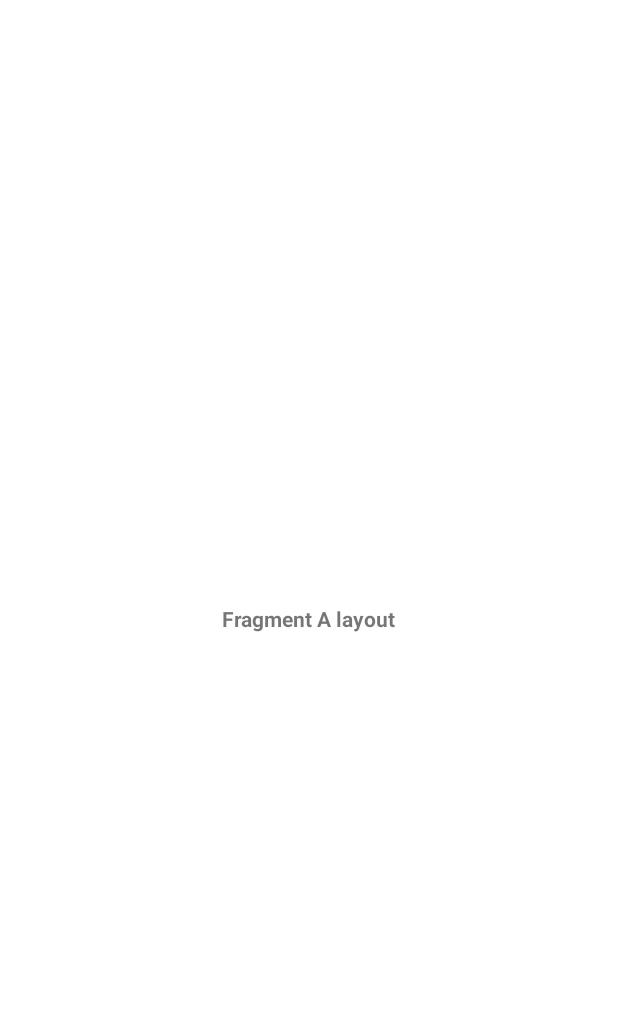
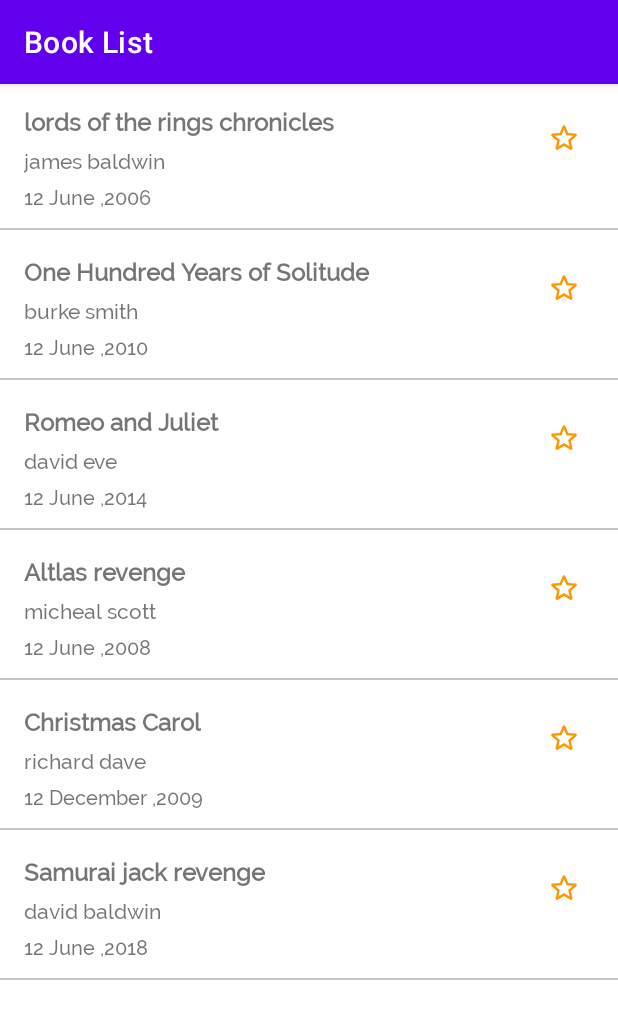
Before and after one commit to oscarnipps/fragments-practice, an Android app: the screen it shows after launch (MainActivity), on a phone screen of 412 x 824 dp. Before the commit the part shown is almost empty. Shown: the top 1019 px of the screen. Run offline under Robolectric (Android 15) with nearby library versions, the phone set to English and light mode, and no system bars; our stand-ins replace data binding.

Commit message:
added recyclerview for list fragment and corresponding listeners

```diff
--- a/app/build.gradle
+++ b/app/build.gradle
@@ -26,6 +26,10 @@ android {
 
         //viewBinding true
     }
+    compileOptions {
+        sourceCompatibility JavaVersion.VERSION_1_8
+        targetCompatibility JavaVersion.VERSION_1_8
+    }
 }
 
 dependencies {
--- a/app/src/main/java/com/example/fragments_practice/Book.java
+++ b/app/src/main/java/com/example/fragments_practice/Book.java
@@ -4,13 +4,17 @@ public class Book {
 
     private String title;
     private String summary;
+    private String author;
     private String publishedDate;
+    private double rating;
     private boolean isFavourite;
 
-    public Book(String title, String summary, String publishedDate, boolean isFavourite) {
+    public Book(String title, String summary, String author, String publishedDate, double rating, boolean isFavourite) {
         this.title = title;
         this.summary = summary;
+        this.author = author;
         this.publishedDate = publishedDate;
+        this.rating = rating;
         this.isFavourite = isFavourite;
     }
 
@@ -30,12 +34,28 @@ public class Book {
         this.summary = summary;
     }
 
+    public String getAuthor() {
+        return author;
+    }
+
+    public void setAuthor(String author) {
+        this.author = author;
+    }
+
     public String getPublishedDate() {
         return publishedDate;
     }
 
     public void setPublishedDate(String publishedDate) {
         this.publishedDate = publishedDate;
+    }
+
+    public double getRating() {
+        return rating;
+    }
+
+    public void setRating(double rating) {
+        this.rating = rating;
     }
 
     public boolean isFavourite() {
--- a/app/src/main/java/com/example/fragments_practice/BookDetailsFragment.java
+++ b/app/src/main/java/com/example/fragments_practice/BookDetailsFragment.java
@@ -1,6 +1,5 @@
 package com.example.fragments_practice;
 
-import android.content.Context;
 import android.os.Bundle;
 import android.util.Log;
 import android.view.LayoutInflater;
@@ -32,25 +31,11 @@ public class BookDetailsFragment extends Fragment {
     @Override
     public void onViewCreated(@NonNull View view, @Nullable Bundle savedInstanceState) {
         super.onViewCreated(view, savedInstanceState);
-        Log.d(TAG, "fragment BooKDetails onViewCreated called");
-    }
-
-    @Override
-    public void onAttach(@NonNull Context context) {
-        super.onAttach(context);
-        Log.d(TAG, "fragment BooKDetails onAttach called");
     }
 
     @Override
     public void onCreate(@Nullable Bundle savedInstanceState) {
         super.onCreate(savedInstanceState);
-        Log.d(TAG, "fragment BooKDetails onCreate called");
-    }
-
-    @Override
-    public void onViewStateRestored(@Nullable Bundle savedInstanceState) {
-        super.onViewStateRestored(savedInstanceState);
-        Log.d(TAG, "fragment BooKDetails onViewStateRestored called");
     }
 
     @Override
@@ -62,7 +47,6 @@ public class BookDetailsFragment extends Fragment {
     @Override
     public void onResume() {
         super.onResume();
-        Log.d(TAG, "fragment BooKDetails onResume called");
     }
 
     @Override
@@ -70,34 +54,4 @@ public class BookDetailsFragment extends Fragment {
         super.onSaveInstanceState(outState);
         Log.d(TAG, "fragment BooKDetails onSaveInstanceState called");
     }
-
-    @Override
-    public void onPause() {
-        super.onPause();
-        Log.d(TAG, "fragment BooKDetails onPause called");
-    }
-
-    @Override
-    public void onStop() {
-        super.onStop();
-        Log.d(TAG, "fragment BooKDetails onStop called");
-    }
-
-    @Override
-    public void onDestroyView() {
-        super.onDestroyView();
-        Log.d(TAG, "fragment BooKDetails onDestroyView called");
-    }
-
-    @Override
-    public void onDestroy() {
-        super.onDestroy();
-        Log.d(TAG, "fragment BooKDetails onDestroy called");
-    }
-
-    @Override
-    public void onDetach() {
-        super.onDetach();
-        Log.d(TAG, "fragment BooKDetails onDetach called");
-    }
 }
--- /dev/null
+++ b/app/src/main/java/com/example/fragments_practice/BookListAdapter.java
@@ -0,0 +1,90 @@
+package com.example.fragments_practice;
+
+import android.content.Context;
+import android.graphics.drawable.Drawable;
+import android.view.LayoutInflater;
+import android.view.ViewGroup;
+
+import androidx.annotation.NonNull;
+import androidx.core.content.res.ResourcesCompat;
+import androidx.databinding.DataBindingUtil;
+import androidx.recyclerview.widget.RecyclerView;
+
+import com.example.fragments_practice.databinding.BookListItemBinding;
+
+import java.util.List;
+
+public class BookListAdapter extends RecyclerView.Adapter<BookListAdapter.BookListViewHolder> {
+
+    private Context mContext;
+    private List<Book> mItems;
+    private BookListItemBinding mBinding;
+    private BookListenerInterface mListener;
+
+    public BookListAdapter(Context mContext, List<Book> mItems, BookListenerInterface mListener) {
+        this.mContext = mContext;
+        this.mItems = mItems;
+        this.mListener = mListener;
+    }
+
+    public interface BookListenerInterface{
+        void onBookItemClicked(Book book , int position);
+        void onBookFavoriteClicked(Book book , int position);
+    }
+
+    @NonNull
+    @Override
+    public BookListViewHolder onCreateViewHolder(@NonNull ViewGroup parent, int viewType) {
+        mBinding = DataBindingUtil.inflate(LayoutInflater.from(mContext), R.layout.book_list_item, parent, false);
+        return new BookListViewHolder(mBinding);
+    }
+
+    @Override
+    public void onBindViewHolder(@NonNull BookListViewHolder holder, int position) {
+        holder.itemBinding.title.setText(mItems.get(position).getTitle());
+
+        holder.itemBinding.author.setText(mItems.get(position).getAuthor());
+
+        holder.itemBinding.publishedDate.setText(mItems.get(position).getPublishedDate());
+
+        holder.itemBinding.favorite.setImageDrawable(getIsFavoriteDrawable(mItems.get(position).isFavourite()));
+    }
+
+    private Drawable getIsFavoriteDrawable(boolean isFavorite) {
+        if (isFavorite) {
+           return ResourcesCompat.getDrawable(mContext.getResources(),R.drawable.ic_favorite_on,null);
+        }
+        return ResourcesCompat.getDrawable(mContext.getResources(),R.drawable.ic_favorite_off,null);
+    }
+
+    @Override
+    public int getItemCount() {
+        return mItems == null ? 0 : mItems.size();
+    }
+
+    public void setItems(List<Book> items) {
+        mItems = items;
+        notifyDataSetChanged();
+    }
+
+    public void updateFavoriteItem(int position) {
+        notifyItemChanged(position);
+    }
+
+    public class BookListViewHolder extends RecyclerView.ViewHolder {
+        private BookListItemBinding itemBinding;
+
+
+
+        public BookListViewHolder(@NonNull BookListItemBinding binding) {
+            super(binding.getRoot());
+            this.itemBinding = binding;
+
+            itemBinding.favorite.setOnClickListener(v ->
+                    mListener.onBookFavoriteClicked(mItems.get(getAdapterPosition()),getAdapterPosition()));
+
+            itemBinding.bookItemContainer.setOnClickListener(v ->
+                    mListener.onBookItemClicked(mItems.get(getAdapterPosition()),getAdapterPosition()));
+        }
+    }
+}
--- a/app/src/main/java/com/example/fragments_practice/BookListFragment.java
+++ b/app/src/main/java/com/example/fragments_practice/BookListFragment.java
@@ -1,55 +1,51 @@
 package com.example.fragments_practice;
 
-import android.content.Context;
 import android.os.Bundle;
 import android.util.Log;
 import android.view.LayoutInflater;
 import android.view.View;
 import android.view.ViewGroup;
+import android.widget.Toast;
 
 import androidx.annotation.NonNull;
 import androidx.annotation.Nullable;
 import androidx.databinding.DataBindingUtil;
 import androidx.fragment.app.Fragment;
+import androidx.recyclerview.widget.LinearLayoutManager;
+import androidx.recyclerview.widget.RecyclerView;
 
 import com.example.fragments_practice.databinding.FragmentBookListBinding;
 
-public class BookListFragment extends Fragment {
+import java.util.List;
+
+public class BookListFragment extends Fragment implements BookListAdapter.BookListenerInterface {
 
     private static final String TAG = BookListFragment.class.getSimpleName();
     private FragmentBookListBinding mBinding;
+    private List<Book> mItems;
+    private RecyclerView mRecyclerView;
+    private BookListAdapter mAdapter;
 
 
     @Nullable
     @Override
     public View onCreateView(@NonNull LayoutInflater inflater, @Nullable ViewGroup container, @Nullable Bundle savedInstanceState) {
         Log.d(TAG, "fragment BookList onCreateView called");
-        mBinding = DataBindingUtil.inflate(inflater,R.layout.fragment_book_list,container,false);
+        mBinding = DataBindingUtil.inflate(inflater, R.layout.fragment_book_list, container, false);
+        initializeRecyclerView();
         return mBinding.getRoot();
     }
 
-    @Override
-    public void onViewCreated(@NonNull View view, @Nullable Bundle savedInstanceState) {
-        super.onViewCreated(view, savedInstanceState);
-        Log.d(TAG, "fragment BookList onViewCreated called");
-    }
-
-    @Override
-    public void onAttach(@NonNull Context context) {
-        super.onAttach(context);
-        Log.d(TAG, "fragment BookList onAttach called");
+    private void initializeRecyclerView() {
+        mAdapter = new BookListAdapter(requireContext(), BookRepo.getBookList(), this);
+        mRecyclerView = mBinding.recyclerview;
+        mRecyclerView.setAdapter(mAdapter);
+        mRecyclerView.setLayoutManager(new LinearLayoutManager(requireContext()));
     }
 
     @Override
     public void onCreate(@Nullable Bundle savedInstanceState) {
         super.onCreate(savedInstanceState);
-        Log.d(TAG, "fragment BookList onCreate called");
-    }
-
-    @Override
-    public void onViewStateRestored(@Nullable Bundle savedInstanceState) {
-        super.onViewStateRestored(savedInstanceState);
-        Log.d(TAG, "fragment BookList onViewStateRestored called");
     }
 
     @Override
@@ -59,44 +55,21 @@ public class BookListFragment extends Fragment {
     }
 
     @Override
-    public void onResume() {
-        super.onResume();
-        Log.d(TAG, "fragment BookList onResume called");
-    }
-
-    @Override
     public void onSaveInstanceState(@NonNull Bundle outState) {
         super.onSaveInstanceState(outState);
         Log.d(TAG, "fragment BookList onSaveInstanceState called");
     }
 
+
     @Override
-    public void onPause() {
-        super.onPause();
-        Log.d(TAG, "fragment BookList onPause called");
+    public void onBookItemClicked(Book book, int position) {
+        Toast.makeText(requireContext(), book.getTitle() + " clicked", Toast.LENGTH_SHORT).show();
     }
 
     @Override
-    public void onStop() {
-        super.onStop();
-        Log.d(TAG, "fragment BookList onStop called");
-    }
-
-    @Override
-    public void onDestroyView() {
-        super.onDestroyView();
-        Log.d(TAG, "fragment BookList onDestroyView called");
-    }
-
-    @Override
-    public void onDestroy() {
-        super.onDestroy();
-        Log.d(TAG, "fragment BookList onDestroy called");
-    }
-
-    @Override
-    public void onDetach() {
-        super.onDetach();
-        Log.d(TAG, "fragment BookList onDetach called");
+    public void onBookFavoriteClicked(Book book, int position) {
+        Toast.makeText(requireContext(), book.getTitle() + " added to favourites", Toast.LENGTH_SHORT).show();
+        book.setFavourite(book.isFavourite());
+        mAdapter.updateFavoriteItem(position);
     }
 }
--- /dev/null
+++ b/app/src/main/java/com/example/fragments_practice/BookRepo.java
@@ -0,0 +1,61 @@
+package com.example.fragments_practice;
+
+import java.util.ArrayList;
+import java.util.List;
+
+public class BookRepo {
+
+    public static List<Book> getBookList() {
+        List<Book> books = new ArrayList<>();
+        books.add(new Book(
+                "lords of the rings chronicles",
+                "The lords of the rings describes a fantasy that entails a dwarf on th verge of destruction all because of a ring",
+                "james baldwin",
+                "12 June ,2006",
+                4,
+                false)
+        );
+        books.add(new Book(
+                "One Hundred Years of Solitude",
+                "“One Hundred Years of Solitude” is being told by a know-it-all storyteller. The book has 12 chapters.",
+                "burke smith",
+                "12 June ,2010",
+                5,
+                false)
+        );
+        books.add(new Book(
+                "Romeo and Juliet",
+                "Romeo and Juliette is an epic love story whose plot is set in a small Italian city Verona",
+                "david eve",
+                "12 June ,2014",
+                2,
+                false)
+        );
+        books.add(new Book(
+                "Altlas revenge",
+                "Up in the skies lies the destiny of luke atlas the veteran who plots to save the day from the digimon beasts",
+                "micheal scott",
+                "12 June ,2008",
+                3,
+                false)
+        );
+        books.add(new Book(
+                "Christmas Carol",
+                "A Christmas Carol written by Charles Dickens was published as a novella on December 19th which was full of love",
+                "richard dave",
+                "12 December ,2009",
+                3,
+                false)
+        );
+        books.add(new Book(
+                "Samurai jack revenge",
+                "The lords samurai engage in a legacy war which leads all clans to consume and destroy themselves in a horrific war",
+                "david baldwin",
+                "12 June ,2018",
+                1,
+                false)
+        );
+        return books;
+    }
+
+}
--- /dev/null
+++ b/app/src/main/res/drawable/ic_back.xml
@@ -0,0 +1,5 @@
+<vector android:height="24dp" android:tint="#FFFFFF"
+    android:viewportHeight="24.0" android:viewportWidth="24.0"
+    android:width="24dp" xmlns:android="http://schemas.android.com/apk/res/android">
+    <path android:fillColor="#FF000000" android:pathData="M20,11H7.83l5.59,-5.59L12,4l-8,8 8,8 1.41,-1.41L7.83,13H20v-2z"/>
+</vector>
--- /dev/null
+++ b/app/src/main/res/drawable/ic_delete.xml
@@ -0,0 +1,10 @@
+<vector xmlns:android="http://schemas.android.com/apk/res/android"
+    android:width="24dp"
+    android:height="24dp"
+    android:viewportWidth="24"
+    android:viewportHeight="24"
+    android:tint="?attr/colorControlNormal">
+  <path
+      android:fillColor="@android:color/white"
+      android:pathData="M6,19c0,1.1 0.9,2 2,2h8c1.1,0 2,-0.9 2,-2V9c0,-1.1 -0.9,-2 -2,-2H8c-1.1,0 -2,0.9 -2,2v10zM18,4h-2.5l-0.71,-0.71c-0.18,-0.18 -0.44,-0.29 -0.7,-0.29H9.91c-0.26,0 -0.52,0.11 -0.7,0.29L8.5,4H6c-0.55,0 -1,0.45 -1,1s0.45,1 1,1h12c0.55,0 1,-0.45 1,-1s-0.45,-1 -1,-1z"/>
+</vector>
--- /dev/null
+++ b/app/src/main/res/drawable/ic_favorite_off.xml
@@ -0,0 +1,10 @@
+<vector xmlns:android="http://schemas.android.com/apk/res/android"
+    android:width="24dp"
+    android:height="24dp"
+    android:viewportWidth="24"
+    android:viewportHeight="24"
+    android:tint="#FF9800">
+  <path
+      android:fillColor="@android:color/white"
+      android:pathData="M19.65,9.04l-4.84,-0.42 -1.89,-4.45c-0.34,-0.81 -1.5,-0.81 -1.84,0L9.19,8.63l-4.83,0.41c-0.88,0.07 -1.24,1.17 -0.57,1.75l3.67,3.18 -1.1,4.72c-0.2,0.86 0.73,1.54 1.49,1.08l4.15,-2.5 4.15,2.51c0.76,0.46 1.69,-0.22 1.49,-1.08l-1.1,-4.73 3.67,-3.18c0.67,-0.58 0.32,-1.68 -0.56,-1.75zM12,15.4l-3.76,2.27 1,-4.28 -3.32,-2.88 4.38,-0.38L12,6.1l1.71,4.04 4.38,0.38 -3.32,2.88 1,4.28L12,15.4z"/>
+</vector>
--- /dev/null
+++ b/app/src/main/res/drawable/ic_favorite_on.xml
@@ -0,0 +1,10 @@
+<vector xmlns:android="http://schemas.android.com/apk/res/android"
+    android:width="24dp"
+    android:height="24dp"
+    android:viewportWidth="24"
+    android:viewportHeight="24"
+    android:tint="#FF9800">
+  <path
+      android:fillColor="@android:color/white"
+      android:pathData="M12,17.27l4.15,2.51c0.76,0.46 1.69,-0.22 1.49,-1.08l-1.1,-4.72l3.67,-3.18c0.67,-0.58 0.31,-1.68 -0.57,-1.75l-4.83,-0.41l-1.89,-4.46c-0.34,-0.81 -1.5,-0.81 -1.84,0L9.19,8.63L4.36,9.04c-0.88,0.07 -1.24,1.17 -0.57,1.75l3.67,3.18l-1.1,4.72c-0.2,0.86 0.73,1.54 1.49,1.08L12,17.27z"/>
+</vector>
--- /dev/null
+++ b/app/src/main/res/drawable/ic_send.xml
@@ -0,0 +1,10 @@
+<vector xmlns:android="http://schemas.android.com/apk/res/android"
+    android:width="24dp"
+    android:height="24dp"
+    android:viewportWidth="24"
+    android:viewportHeight="24"
+    android:tint="?attr/colorControlNormal">
+  <path
+      android:fillColor="@android:color/white"
+      android:pathData="M2.01,21L23,12 2.01,3 2,10l15,2 -15,2z"/>
+</vector>
--- a/app/src/main/res/layout/activity_main.xml
+++ b/app/src/main/res/layout/activity_main.xml
@@ -1,7 +1,8 @@
 <?xml version="1.0" encoding="utf-8"?>
 <layout>
 
-    <androidx.constraintlayout.widget.ConstraintLayout xmlns:android="http://schemas.android.com/apk/res/android"
+    <androidx.constraintlayout.widget.ConstraintLayout
+        xmlns:android="http://schemas.android.com/apk/res/android"
         xmlns:app="http://schemas.android.com/apk/res-auto"
         xmlns:tools="http://schemas.android.com/tools"
         android:layout_width="match_parent"
--- /dev/null
+++ b/app/src/main/res/layout/book_list_item.xml
@@ -0,0 +1,73 @@
+<?xml version="1.0" encoding="utf-8"?>
+<layout xmlns:android="http://schemas.android.com/apk/res/android"
+    xmlns:app="http://schemas.android.com/apk/res-auto"
+    xmlns:tools="http://schemas.android.com/tools">
+
+    <androidx.constraintlayout.widget.ConstraintLayout
+        android:background="?attr/selectableItemBackground"
+        android:id="@+id/book_item_container"
+        android:layout_width="match_parent"
+        android:layout_height="wrap_content">
+
+        <TextView
+            android:id="@+id/title"
+            android:layout_width="wrap_content"
+            android:layout_height="wrap_content"
+            android:layout_marginStart="16dp"
+            android:layout_marginTop="16dp"
+            android:textSize="16sp"
+            android:textStyle="bold"
+            android:fontFamily="@font/raleway_medium"
+            app:layout_constraintStart_toStartOf="parent"
+            app:layout_constraintTop_toTopOf="parent"
+            tools:text="Return of sherlock holmes" />
+
+        <TextView
+            android:fontFamily="@font/raleway_medium"
+            android:id="@+id/author"
+            android:layout_width="wrap_content"
+            android:layout_height="wrap_content"
+            android:layout_marginStart="16dp"
+            android:layout_marginTop="8dp"
+            android:textSize="14sp"
+            app:layout_constraintStart_toStartOf="parent"
+            app:layout_constraintTop_toBottomOf="@+id/title"
+            tools:text="james baldwin " />
+
+        <TextView
+            android:id="@+id/published_date"
+            android:layout_width="wrap_content"
+            android:layout_height="wrap_content"
+            android:layout_marginStart="16dp"
+            android:layout_marginTop="8dp"
+            android:layout_marginBottom="16dp"
+            android:fontFamily="@font/raleway_medium"
+            android:textSize="13sp"
+            app:layout_constraintBottom_toBottomOf="parent"
+            app:layout_constraintStart_toStartOf="parent"
+            app:layout_constraintTop_toBottomOf="@+id/author"
+            tools:text="12 June ,2018 " />
+
+        <ImageView
+            android:padding="8dp"
+            android:id="@+id/favorite"
+            android:layout_width="wrap_content"
+            android:layout_height="wrap_content"
+            android:layout_marginTop="16dp"
+            android:layout_marginEnd="16dp"
+            android:background="?attr/selectableItemBackground"
+            android:src="@drawable/ic_favorite_off"
+            app:layout_constraintEnd_toEndOf="parent"
+            app:layout_constraintTop_toTopOf="parent" />
+
+        <View
+            android:background="#C8C4C4"
+            android:layout_width="match_parent"
+            android:layout_height="1dp"
+            android:layout_marginTop="12dp"
+            app:layout_constraintTop_toBottomOf="@+id/published_date"
+            tools:layout_editor_absoluteX="0dp" />
+
+    </androidx.constraintlayout.widget.ConstraintLayout>
+
+</layout>
--- a/app/src/main/res/layout/fragment_book_list.xml
+++ b/app/src/main/res/layout/fragment_book_list.xml
@@ -1,24 +1,31 @@
 <?xml version="1.0" encoding="utf-8"?>
-<layout>
+<layout xmlns:app="http://schemas.android.com/apk/res-auto">
 
-    <androidx.constraintlayout.widget.ConstraintLayout
-        xmlns:android="http://schemas.android.com/apk/res/android"
-        xmlns:app="http://schemas.android.com/apk/res-auto"
-        xmlns:tools="http://schemas.android.com/tools"
-        android:layout_width="match_parent"
-        android:layout_height="match_parent">
+     <androidx.coordinatorlayout.widget.CoordinatorLayout
+         xmlns:android="http://schemas.android.com/apk/res/android"
+         android:layout_width="match_parent"
+         android:layout_height="match_parent"
+         android:id="@+id/coordinator_layout">
 
-        <TextView
-            android:id="@+id/message"
-            android:layout_width="wrap_content"
-            android:layout_height="wrap_content"
-            android:text="Fragment A layout"
-            android:textStyle="bold"
-            app:layout_constraintBottom_toBottomOf="parent"
-            app:layout_constraintEnd_toEndOf="parent"
-            app:layout_constraintStart_toStartOf="parent"
-            app:layout_constraintTop_toTopOf="parent" />
+         <com.google.android.material.appbar.AppBarLayout
+             android:layout_width="match_parent"
+             android:layout_height="wrap_content">
 
-    </androidx.constraintlayout.widget.ConstraintLayout>
+             <androidx.appcompat.widget.Toolbar
+                 app:titleTextColor="#ffffff"
+                 app:title="Book List"
+                 android:id="@+id/book_list_toolbar"
+                 android:layout_width="match_parent"
+                 android:layout_height="match_parent"/>
+
+         </com.google.android.material.appbar.AppBarLayout>
+
+         <androidx.recyclerview.widget.RecyclerView
+             app:layout_behavior="com.google.android.material.appbar.AppBarLayout$ScrollingViewBehavior"
+             android:layout_width="match_parent"
+             android:layout_height="match_parent"
+             android:id="@+id/recyclerview"/>
+
+     </androidx.coordinatorlayout.widget.CoordinatorLayout>
 
 </layout>
```
Also changed, not shown: app/src/main/res/font/raleway_medium.ttf (added), app/src/main/res/font/raleway_thin.ttf (added).
